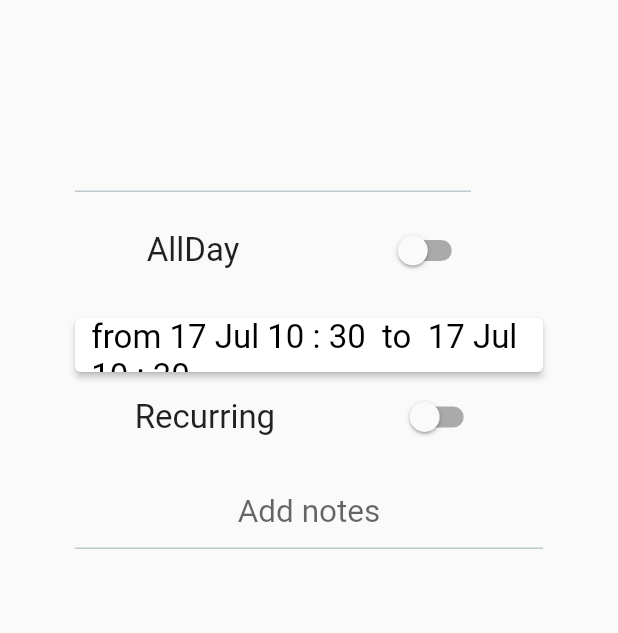
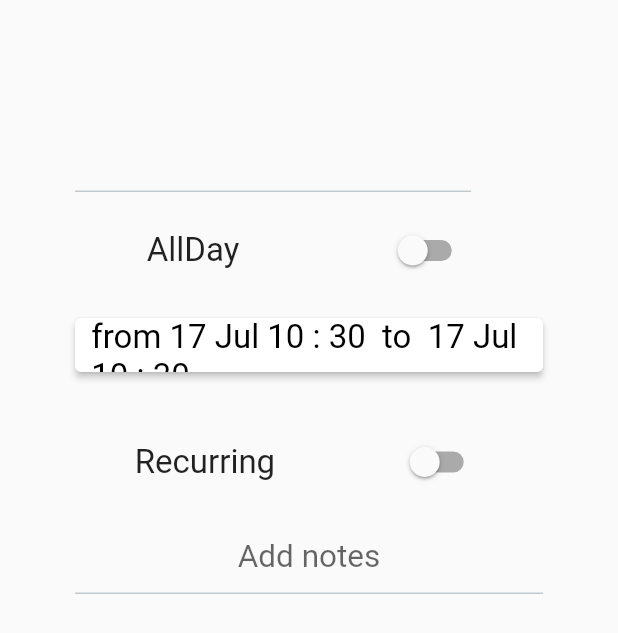
Before and after one commit to patrycjakoscielniak/bullet_journal, a Flutter app: the EditEventPage screen opened directly with empty values, on a phone screen of 412 x 824 dp. Shown: the top 633 px of the screen. Run offline on Flutter 3.47's test engine with Material 2 defaults, Android fonts, the light colour scheme and no system bars; our stand-ins replace cloud_firestore, firebase_auth, firebase_core, firebase_storage, flutter_bloc, flutter_colorpicker and 7 more; missing offline and left inert: firebase_ui_auth, omni_datetime_picker, staggered_grid_view_flutter; accounts and stored records are empty.

Commit message:
Change edit and add event diplays

```diff
--- a/lib/app/screens/planner/pages/add/page/add_event_page.dart
+++ b/lib/app/screens/planner/pages/add/page/add_event_page.dart
@@ -216,6 +216,7 @@ class _AddEventState extends State<AddEventPage> {
             child: Text(
                 'from ${DateFormat('dd MMM hh : mm').format(widget.eventStartTime)}  to  ${DateFormat('dd MMM hh : mm').format(widget.eventEndTime)}',
                 style: mainTextStyle)),
+        space,
         space,
       ],
     );
--- a/lib/app/screens/planner/pages/edit/page/edit_page.dart
+++ b/lib/app/screens/planner/pages/edit/page/edit_page.dart
@@ -191,8 +191,10 @@ class _EditEventPageState extends State<EditEventPage> {
     );
   }
 
-  ElevatedButton editEventDateTime(BuildContext context) {
-    return ElevatedButton(
+  Column editEventDateTime(BuildContext context) {
+    return Column(
+      children: [
+        ElevatedButton(
           style: elevatedButtonStyle,
           onPressed: () async {
             List<DateTime>? dateTimeList = await showOmniDateTimeRangePicker(
@@ -222,6 +224,10 @@ class _EditEventPageState extends State<EditEventPage> {
           child: Text(
               'from ${DateFormat('dd MMM hh : mm').format(widget.eventStartTime)}  to  ${DateFormat('dd MMM hh : mm').format(widget.eventEndTime)}',
               style: mainTextStyle),
+        ),
+        space,
+        space,
+      ],
     );
   }
 
```
Lines whose indentation alone changed are shown as unchanged.
